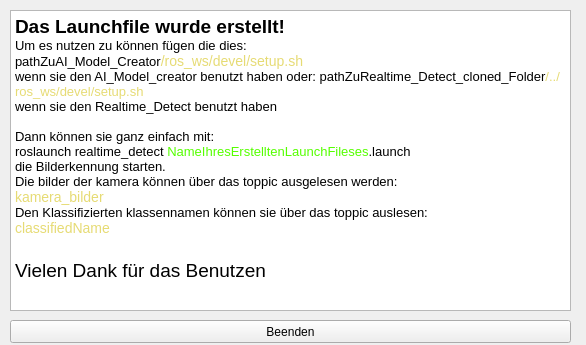
JonasMayerDev/Realtime_Detect, file QtGui/Finishwindow.ui: the form before one commit.
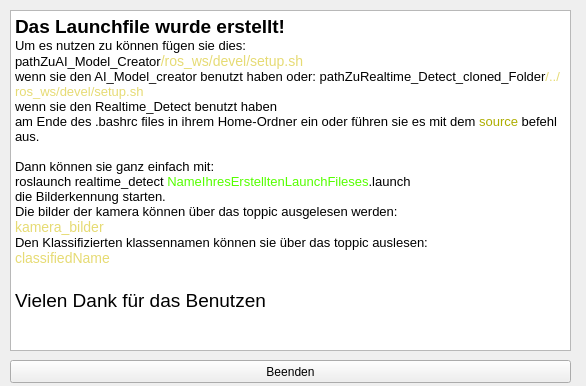
The form after the commit.

What changed in the file:
```diff
--- a/QtGui/Finishwindow.ui
+++ b/QtGui/Finishwindow.ui
@@ -7,7 +7,7 @@
     <x>0</x>
     <y>0</y>
     <width>586</width>
-    <height>345</height>
+    <height>386</height>
    </rect>
   </property>
   <property name="windowTitle">
@@ -20,7 +20,7 @@
       <x>10</x>
       <y>10</y>
       <width>561</width>
-      <height>301</height>
+      <height>341</height>
      </rect>
     </property>
     <property name="html">
@@ -29,10 +29,11 @@
 p, li { white-space: pre-wrap; }
 &lt;/style&gt;&lt;/head&gt;&lt;body style=&quot; font-family:'Sans Serif'; font-size:9pt; font-weight:400; font-style:normal;&quot;&gt;
 &lt;p style=&quot; margin-top:0px; margin-bottom:0px; margin-left:0px; margin-right:0px; -qt-block-indent:0; text-indent:0px;&quot;&gt;&lt;span style=&quot; font-size:14pt; font-weight:600;&quot;&gt;Das Launchfile wurde erstellt!&lt;/span&gt;&lt;/p&gt;
-&lt;p style=&quot; margin-top:0px; margin-bottom:0px; margin-left:0px; margin-right:0px; -qt-block-indent:0; text-indent:0px;&quot;&gt;&lt;span style=&quot; font-size:10pt;&quot;&gt;Um es nutzen zu können fügen die dies:&lt;/span&gt;&lt;/p&gt;
+&lt;p style=&quot; margin-top:0px; margin-bottom:0px; margin-left:0px; margin-right:0px; -qt-block-indent:0; text-indent:0px;&quot;&gt;&lt;span style=&quot; font-size:10pt;&quot;&gt;Um es nutzen zu können fügen sie dies:&lt;/span&gt;&lt;/p&gt;
 &lt;p style=&quot; margin-top:0px; margin-bottom:0px; margin-left:0px; margin-right:0px; -qt-block-indent:0; text-indent:0px;&quot;&gt;&lt;span style=&quot; font-size:10pt;&quot;&gt;pathZuAI_Model_Creator&lt;/span&gt;&lt;span style=&quot; font-family:'Droid Sans Mono,monospace,monospace,Droid Sans Fallback'; font-size:14px; color:#e6db74;&quot;&gt;/ros_ws/devel/setup.sh&lt;/span&gt;&lt;/p&gt;
 &lt;p style=&quot; margin-top:0px; margin-bottom:0px; margin-left:0px; margin-right:0px; -qt-block-indent:0; text-indent:0px;&quot;&gt;&lt;span style=&quot; font-family:'Droid Sans Mono,monospace,monospace,Droid Sans Fallback'; font-size:10pt; color:#000000;&quot;&gt;wenn sie den AI_Model_creator benutzt haben oder: &lt;/span&gt;&lt;span style=&quot; font-size:10pt;&quot;&gt;pathZuRealtime_Detect_cloned_Folder&lt;/span&gt;&lt;span style=&quot; font-family:'Droid Sans Mono,monospace,monospace,Droid Sans Fallback'; font-size:10pt; color:#e6db74;&quot;&gt;/../ros_ws/devel/setup.sh &lt;/span&gt;&lt;/p&gt;
 &lt;p style=&quot; margin-top:0px; margin-bottom:0px; margin-left:0px; margin-right:0px; -qt-block-indent:0; text-indent:0px;&quot;&gt;&lt;span style=&quot; font-family:'Droid Sans Mono,monospace,monospace,Droid Sans Fallback'; font-size:10pt; color:#000000;&quot;&gt;wenn sie den &lt;/span&gt;&lt;span style=&quot; font-size:10pt;&quot;&gt;Realtime_Detect&lt;/span&gt;&lt;span style=&quot; font-family:'Droid Sans Mono,monospace,monospace,Droid Sans Fallback'; font-size:10pt; color:#000000;&quot;&gt; benutzt haben&lt;/span&gt;&lt;/p&gt;
+&lt;p style=&quot; margin-top:0px; margin-bottom:0px; margin-left:0px; margin-right:0px; -qt-block-indent:0; text-indent:0px;&quot;&gt;&lt;span style=&quot; font-family:'Droid Sans Mono,monospace,monospace,Droid Sans Fallback'; font-size:10pt; color:#000000;&quot;&gt;am Ende des .bashrc files in ihrem Home-Ordner ein oder führen sie es mit dem &lt;/span&gt;&lt;span style=&quot; font-family:'Droid Sans Mono,monospace,monospace,Droid Sans Fallback'; font-size:10pt; color:#adad00;&quot;&gt;source &lt;/span&gt;&lt;span style=&quot; font-family:'Droid Sans Mono,monospace,monospace,Droid Sans Fallback'; font-size:10pt; color:#000000;&quot;&gt;befehl aus.&lt;/span&gt;&lt;/p&gt;
 &lt;p style=&quot;-qt-paragraph-type:empty; margin-top:0px; margin-bottom:0px; margin-left:0px; margin-right:0px; -qt-block-indent:0; text-indent:0px; font-family:'Droid Sans Mono,monospace,monospace,Droid Sans Fallback'; font-size:10pt; color:#000000;&quot;&gt;&lt;br /&gt;&lt;/p&gt;
 &lt;p style=&quot; margin-top:0px; margin-bottom:0px; margin-left:0px; margin-right:0px; -qt-block-indent:0; text-indent:0px;&quot;&gt;&lt;span style=&quot; font-family:'Droid Sans Mono,monospace,monospace,Droid Sans Fallback'; font-size:10pt; color:#000000;&quot;&gt;Dann können sie ganz einfach mit:&lt;/span&gt;&lt;/p&gt;
 &lt;p style=&quot; margin-top:0px; margin-bottom:0px; margin-left:0px; margin-right:0px; -qt-block-indent:0; text-indent:0px;&quot;&gt;&lt;span style=&quot; font-family:'Droid Sans Mono,monospace,monospace,Droid Sans Fallback'; font-size:10pt; color:#000000;&quot;&gt;roslaunch realtime_detect &lt;/span&gt;&lt;span style=&quot; font-family:'Droid Sans Mono,monospace,monospace,Droid Sans Fallback'; font-size:10pt; color:#55ff00;&quot;&gt;NameIhresErstelltenLaunchFileses&lt;/span&gt;&lt;span style=&quot; font-family:'Droid Sans Mono,monospace,monospace,Droid Sans Fallback'; font-size:10pt; color:#000000;&quot;&gt;.launch&lt;/span&gt;&lt;/p&gt;
@@ -49,7 +50,7 @@
     <property name="geometry">
      <rect>
       <x>10</x>
-      <y>320</y>
+      <y>360</y>
       <width>561</width>
       <height>23</height>
      </rect>
```
